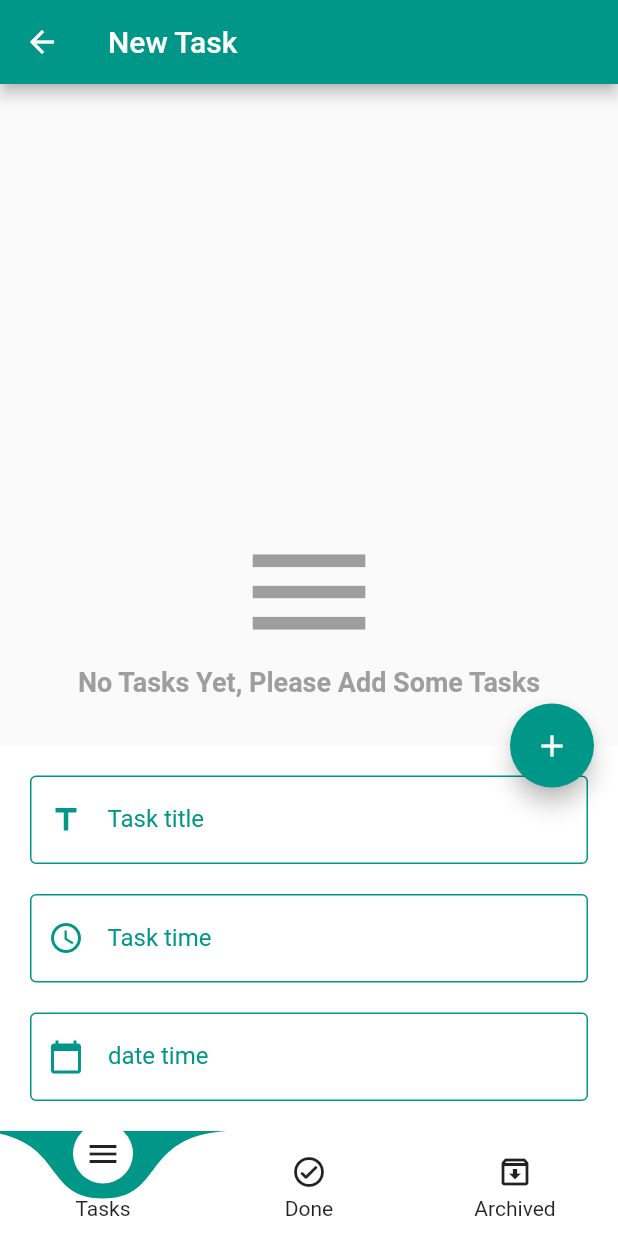
After one commit to 1ahmeed/ToDo-App, a Flutter app: the screen it shows after launch, after a tap on the "edit" icon, on a phone screen of 412 x 824 dp. The commit adds this screen. Run offline on Flutter 3.47's test engine with Material 2 defaults, Android fonts, the phone set to English and light mode, and no system bars; drawn by our look-alikes of curved_labeled_navigation_bar; our stand-ins replace bloc, conditional_builder_null_safety, flutter_bloc, sqflite; accounts and stored records are empty.

Commit message:
edit component

```diff
--- a/lib/layout/home_layout.dart
+++ b/lib/layout/home_layout.dart
@@ -6,7 +6,7 @@ import 'package:curved_labeled_navigation_bar/curved_navigation_bar_item.dart';
 import 'package:flutter/material.dart';
 import 'package:flutter_bloc/flutter_bloc.dart';
 import 'package:intl/intl.dart';
-import 'package:todo_app/shared/components/components.dart';
+import 'package:todo_app/shared/components/widgets/custom_text_form_field.dart';
 import 'package:todo_app/shared/cubit/states.dart';
 import '../shared/cubit/cubit.dart';
 
@@ -60,7 +60,6 @@ class HomeLayout extends StatelessWidget {
                     }else{
                       scaffoldKey.currentState?.showBottomSheet((context) =>
                           Container(
-
                             color: Colors.white,
                             padding: const EdgeInsets.all(20.0),
                             child: Form(
@@ -68,9 +67,11 @@ class HomeLayout extends StatelessWidget {
                               child: Column(
                                 mainAxisSize: MainAxisSize.min,
                                 children: [
-                                  defaultTextField(
+                                  CustomTextFormField(
+
                                       controller: titleController,
                                       keyboard: TextInputType.text,
+
                                       validate: (String? value){
                                         if(value!.isEmpty){
                                           return "title must not be empty";
@@ -83,7 +84,7 @@ class HomeLayout extends StatelessWidget {
                                       colorIcon: Colors.teal
                                   ),
                                   const SizedBox(height: 20,),
-                                  defaultTextField(
+                                  CustomTextFormField(
                                       controller: timeController,
                                       keyboard: TextInputType.datetime,
                                       onTap: (){
@@ -107,7 +108,7 @@ class HomeLayout extends StatelessWidget {
                                       colorIcon: Colors.teal
                                   ),
                                   const SizedBox(height: 20,),
-                                  defaultTextField(
+                                  CustomTextFormField(
                                       controller: dateController,
                                       keyboard: TextInputType.datetime,
                                       onTap: () {
--- a/lib/modules/archived_tasks/archived_tasks_screen.dart
+++ b/lib/modules/archived_tasks/archived_tasks_screen.dart
@@ -1,7 +1,7 @@
 import 'package:flutter/material.dart';
 import 'package:flutter_bloc/flutter_bloc.dart';
 
-import '../../shared/components/components.dart';
+import '../../shared/components/widgets/build_condition_tasks.dart';
 import '../../shared/cubit/cubit.dart';
 import '../../shared/cubit/states.dart';
 
@@ -17,7 +17,7 @@ class ArchivedTasksScreen extends StatelessWidget {
           var tasks=AppCubit.get(context)!.archivedTasks;
 
 
-          return buildConditionalBuilder(tasks: tasks);
+          return BuildConditionTask(tasks: tasks);
         });
   }
 }
--- a/lib/modules/done_tasks/done_tasks_screen.dart
+++ b/lib/modules/done_tasks/done_tasks_screen.dart
@@ -1,7 +1,7 @@
 import 'package:flutter/material.dart';
 import 'package:flutter_bloc/flutter_bloc.dart';
 
-import '../../shared/components/components.dart';
+import '../../shared/components/widgets/build_conditiona_done_task.dart';
 import '../../shared/cubit/cubit.dart';
 import '../../shared/cubit/states.dart';
 
@@ -19,7 +19,7 @@ class DoneTasksScreen extends StatelessWidget {
           var tasks=AppCubit.get(context)!.doneTasks;
 
 
-          return buildConditionalDoneBuilder(tasks:tasks);
+          return BuildConditionDoneTask(tasks:tasks);
         });
   }
 }
--- a/lib/modules/new_tasks/new_tasks_screen.dart
+++ b/lib/modules/new_tasks/new_tasks_screen.dart
@@ -1,6 +1,6 @@
 import 'package:flutter/material.dart';
 import 'package:flutter_bloc/flutter_bloc.dart';
-import '../../shared/components/components.dart';
+import '../../shared/components/widgets/build_condition_tasks.dart';
 import '../../shared/cubit/cubit.dart';
 import '../../shared/cubit/states.dart';
 
@@ -18,7 +18,7 @@ class NewTasksScreen extends StatelessWidget {
     var tasks=AppCubit.get(context)!.newTasks;
 
 
-    return buildConditionalBuilder(tasks: tasks);
+    return BuildConditionTask(tasks: tasks);
     });
     }
   }
--- /dev/null
+++ b/lib/shared/components/widgets/build_condition_tasks.dart
@@ -0,0 +1,47 @@
+import 'package:conditional_builder_null_safety/conditional_builder_null_safety.dart';
+import 'package:flutter/material.dart';
+
+import 'build_tasks_item.dart';
+
+class BuildConditionTask extends  StatelessWidget {
+   BuildConditionTask({Key? key,
+   required this.tasks
+   }) ;
+    List<Map<dynamic, dynamic>>? tasks;
+  @override
+  Widget build(BuildContext context) {
+    return  ConditionalBuilder(
+      condition: tasks!.isNotEmpty,
+      builder: (context) => ListView.separated(
+        itemBuilder: (BuildContext context, int index) => BuildTasksItem(tasks![index],),
+        separatorBuilder: (context, index) => Padding(
+          padding: const EdgeInsets.symmetric(horizontal: 30.0),
+          child: Container(
+            height: 1,
+            color: Colors.grey,
+          ),
+        ),
+        itemCount: tasks!.length,
+      ),
+      fallback: (context) => Center(
+        child: Column(
+          mainAxisAlignment: MainAxisAlignment.center,
+          children: const [
+            Icon(
+              Icons.menu,
+              color: Colors.grey,
+              size: 100,
+            ),
+            Text(
+              "No Tasks Yet, Please Add Some Tasks",
+              style: TextStyle(
+                  fontSize: 18,
+                  fontWeight: FontWeight.bold,
+                  color: Colors.grey),
+            ),
+          ],
+        ),
+      ),
+    );
+  }
+}
--- /dev/null
+++ b/lib/shared/components/widgets/build_conditiona_done_task.dart
@@ -0,0 +1,49 @@
+import 'package:conditional_builder_null_safety/conditional_builder_null_safety.dart';
+import 'package:flutter/material.dart';
+
+import 'build_task_done_item.dart';
+
+class BuildConditionDoneTask  extends StatelessWidget {
+   BuildConditionDoneTask({Key? key,
+   required this.tasks,
+   });
+    List<Map<dynamic, dynamic>>? tasks;
+  @override
+  Widget build(BuildContext context) {
+    return  ConditionalBuilder(
+      condition: tasks!.isNotEmpty,
+      builder: (context) => ListView.separated(
+        itemBuilder: (BuildContext context, int index) => BuildTaskDoneItem(
+          tasks![index],
+        ),
+        separatorBuilder: (context, index) => Padding(
+          padding: const EdgeInsets.symmetric(horizontal: 30.0),
+          child: Container(
+            height: 1,
+            color: Colors.grey,
+          ),
+        ),
+        itemCount: tasks!.length,
+      ),
+      fallback: (context) => Center(
+        child: Column(
+          mainAxisAlignment: MainAxisAlignment.center,
+          children: const [
+            Icon(
+              Icons.menu,
+              color: Colors.grey,
+              size: 100,
+            ),
+            Text(
+              "No Tasks Yet, Please Add Some Tasks",
+              style: TextStyle(
+                  fontSize: 18,
+                  fontWeight: FontWeight.bold,
+                  color: Colors.grey),
+            ),
+          ],
+        ),
+      ),
+    );
+  }
+}
--- /dev/null
+++ b/lib/shared/components/widgets/custom_text_form_field.dart
@@ -0,0 +1,70 @@
+import 'package:flutter/material.dart';
+// import 'package:flutter/widgets.dart';
+
+class CustomTextFormField extends StatelessWidget {
+  CustomTextFormField({
+    Key? key,
+    required this.controller,
+    required this.keyboard,
+    required this.validate,
+    this.onSubmit,
+    this.onchange,
+    this.onTap,
+    required this.label,
+    this.isClickable = true,
+    required this.prefixIcon,
+    this.suffixPressed,
+    this.suffixIcon,
+    this.isPassword = false,
+    // this.colorBorder,
+    this.colorIcon,
+  });
+
+  TextEditingController controller;
+  TextInputType keyboard;
+  String? Function(String?)? validate;
+  void Function(String)? onSubmit;
+  void Function(String)? onchange;
+  void Function()? onTap;
+  String label;
+  bool isClickable = true;
+  dynamic prefixIcon;
+  void Function()? suffixPressed;
+  dynamic suffixIcon;
+  bool isPassword = false;
+  Color? colorIcon;
+
+  // Color? colorBorder;
+
+  @override
+  Widget build(BuildContext context) {
+    return TextFormField(
+      controller: controller,
+      keyboardType: keyboard,
+      obscureText: isPassword,
+      enabled: isClickable,
+      onFieldSubmitted: onSubmit,
+      onChanged: onchange,
+      onTap: onTap,
+      cursorColor: Colors.teal,
+      validator: validate,
+      decoration: InputDecoration(
+        labelStyle: const TextStyle(color: Colors.teal),
+        enabledBorder: const OutlineInputBorder(
+            borderSide: BorderSide(color: Colors.teal)),
+        focusedBorder: const OutlineInputBorder(
+            borderSide: BorderSide(color: Colors.green)),
+        labelText: label,
+        prefixIcon: Icon(
+          prefixIcon,
+          color: colorIcon,
+        ),
+        suffixIcon: IconButton(
+          icon: Icon(suffixIcon),
+          onPressed: suffixPressed,
+        ),
+        border: const OutlineInputBorder(),
+      ),
+    );
+  }
+}
```
Also changed, not shown: lib/shared/components/components.dart (deleted, +0 -316 lines), lib/shared/components/widgets/build_task_done_item.dart (added, +91 -0 lines), lib/shared/components/widgets/build_tasks_item.dart (added, +101 -0 lines), lib/shared/components/widgets/custom_button.dart (added, +29 -0 lines), lib/shared/components/constants.dart (deleted).
